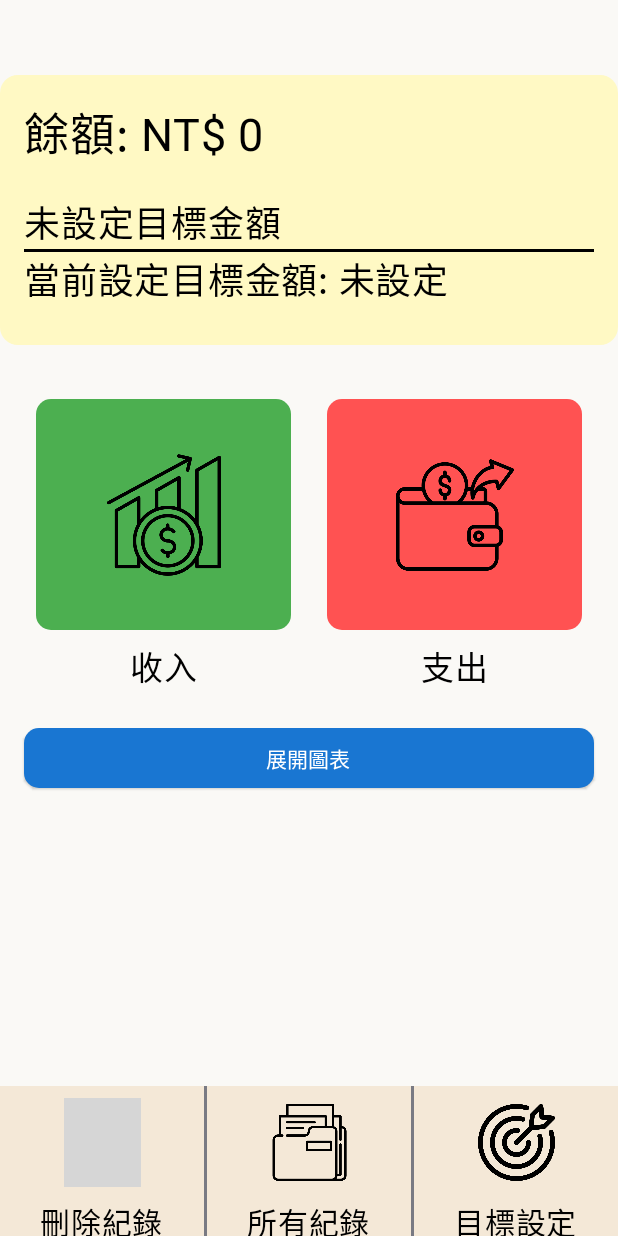
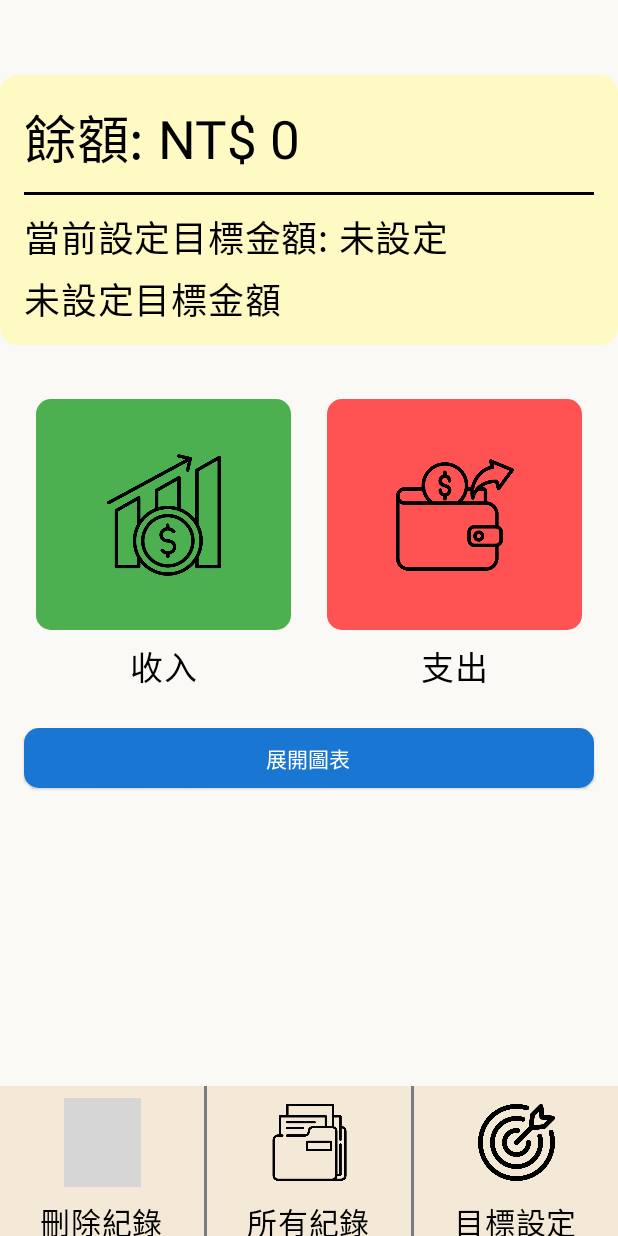
Before and after one commit to CuweiXD/AccountingAssistant, an Android app built with Jetpack Compose: the screen it shows after launch (MainActivity), on a phone screen of 412 x 824 dp. Run offline under Robolectric (Android 15) with nearby library versions, the phone set to English and light mode, and no system bars; libraries missing offline, so code that uses them is left out: kotlin.math.cos, kotlin.math.sin; grey boxes are pictures that could not be loaded.

Commit message:
01/04 update

```diff
--- a/app/src/main/java/com/example/finalproject/MainActivity.kt
+++ b/app/src/main/java/com/example/finalproject/MainActivity.kt
@@ -764,7 +764,7 @@ fun IncomeList(incomeData: List<IncomeRecord>) {
             Text("|", fontSize = 18.sp)
             Text("備註事項", fontSize = 18.sp)
             Text("|", fontSize = 18.sp)
-            Text("時間", fontSize = 18.sp)
+            Text("日期", fontSize = 18.sp)
             Spacer(modifier = Modifier.width(16.dp))
         }
 
@@ -1240,7 +1240,7 @@ fun ExpensePage(navController: NavController, expenseViewModel: ExpenseViewModel
                         Button(
                             onClick = {
                                 if (expenseAmount.isNotEmpty()) {
-                                    if(expenseNote.isEmpty()){
+                                    if (expenseNote.isEmpty()) {
                                         expenseNote = "None"
                                     }
                                     showDialog = true
@@ -1283,7 +1283,7 @@ fun ExpenseList(expenseData: List<ExpenseRecord>) {
             Text("|", fontSize = 18.sp)
             Text("備註事項", fontSize = 18.sp)
             Text("|", fontSize = 18.sp)
-            Text("時間", fontSize = 18.sp)
+            Text("日期", fontSize = 18.sp)
             Spacer(modifier = Modifier.width(16.dp))
         }
 
@@ -1561,7 +1561,7 @@ fun BalanceDisplay(
     ) {
         Text(
             text = "餘額: NT\$ $balance",
-            fontSize = 30.sp,
+            fontSize = 35.sp,
             color = if (balance > 0) {
                 Color.Black
             } else if (balance < 0) {
@@ -1574,19 +1574,21 @@ fun BalanceDisplay(
 
     }
 
-    Spacer(modifier = Modifier.height(20.dp))
+    Spacer(modifier = Modifier.height(10.dp))
+    HorizontalDivider(thickness = 2.dp, color = Color.Black)
+    Spacer(modifier = Modifier.height(10.dp))
+
+    Text(
+        text = TextDisplay2,
+        fontSize = 24.sp
+
+    )
+
+    Spacer(modifier = Modifier.height(5.dp))
 
     Text(
         text = TextDisplay,
         fontSize = 24.sp
-    )
-
-    HorizontalDivider(thickness = 2.dp, color = Color.Black)
-
-    Text(
-        text = TextDisplay2,
-        fontSize = 24.sp
-
     )
 }
 
@@ -1634,7 +1636,7 @@ fun DeleteDataPage(
                 )
             }
 
-            Spacer(modifier = Modifier.height(10.dp))
+            Spacer(modifier = Modifier.height(5.dp))
             HorizontalDivider(thickness = 3.dp, color = Color.Black)
             Box(
                 modifier = Modifier
@@ -1654,7 +1656,7 @@ fun DeleteDataPage(
                         Text("|", fontSize = 18.sp)
                         Text("備註事項", fontSize = 18.sp)
                         Text("|", fontSize = 18.sp)
-                        Text("時間", fontSize = 18.sp)
+                        Text("日期", fontSize = 18.sp)
                         Spacer(modifier = Modifier.width(60.dp))
                     }
 
@@ -1666,7 +1668,7 @@ fun DeleteDataPage(
                         modifier = Modifier
                             .fillMaxWidth()
                             .height(300.dp)
-                            .padding(10.dp)
+                            .padding(start = 10.dp, end = 10.dp, bottom = 10.dp)
                     ) {
                         items(incomeViewModel.incomeList.size) { index ->
                             val item = incomeViewModel.incomeList[index]
@@ -1674,7 +1676,7 @@ fun DeleteDataPage(
                             Row(
                                 modifier = Modifier
                                     .fillMaxWidth()
-                                    .padding(vertical = 10.dp)
+                                    .padding(vertical = 3.dp)
                                     .clickable {
                                         // 點擊時切換選擇狀態
                                         selectedIncomeItems =
@@ -1684,8 +1686,8 @@ fun DeleteDataPage(
                                                 selectedIncomeItems + index
                                             }
                                     },
-                                //horizontalArrangement = Arrangement.SpaceBetween
-                                horizontalArrangement = Arrangement.SpaceEvenly
+                                horizontalArrangement = Arrangement.SpaceEvenly,
+                                verticalAlignment = Alignment.CenterVertically
                             ) {
                                 Text(
                                     modifier = Modifier.weight(1f),
@@ -1709,6 +1711,7 @@ fun DeleteDataPage(
                                     color = Color.Black
                                 )
                                 Checkbox(
+                                    modifier = Modifier.weight(0.3f),
                                     checked = selectedIncomeItems.contains(index),
                                     onCheckedChange = { isChecked ->
                                         selectedIncomeItems = if (isChecked) {
@@ -1748,7 +1751,7 @@ fun DeleteDataPage(
                         Text("|", fontSize = 18.sp)
                         Text("備註事項", fontSize = 18.sp)
                         Text("|", fontSize = 18.sp)
-                        Text("時間", fontSize = 18.sp)
+                        Text("日期", fontSize = 18.sp)
                         Spacer(modifier = Modifier.width(60.dp))
                     }
 
@@ -1760,7 +1763,7 @@ fun DeleteDataPage(
                         modifier = Modifier
                             .fillMaxWidth()
                             .height(300.dp)
-                            .padding(10.dp)
+                            .padding(start = 10.dp, end = 10.dp, bottom = 10.dp)
                     ) {
                         items(expenseViewModel.expenseList.size) { index ->
                             val item = expenseViewModel.expenseList[index]
@@ -1768,10 +1771,9 @@ fun DeleteDataPage(
                             Row(
                                 modifier = Modifier
                                     .fillMaxWidth()
-                                    .padding(vertical = 10.dp)
+                                    .padding(vertical = 3.dp)
                                     .clickable {
                                         // 點擊時切換選擇狀態
-
                                         selectedExpenseItems =
                                             if (selectedExpenseItems.contains(index)) {
                                                 selectedExpenseItems - index
@@ -1779,7 +1781,8 @@ fun DeleteDataPage(
                                                 selectedExpenseItems + index
                                             }
                                     },
-                                horizontalArrangement = Arrangement.SpaceEvenly
+                                horizontalArrangement = Arrangement.SpaceEvenly,
+                                verticalAlignment = Alignment.CenterVertically
                             ) {
                                 Text(
                                     modifier = Modifier.weight(1f),
@@ -1803,6 +1806,7 @@ fun DeleteDataPage(
                                     color = Color.Black
                                 )
                                 Checkbox(
+                                    modifier = Modifier.weight(0.3f),
                                     checked = selectedExpenseItems.contains(index),
                                     onCheckedChange = { isChecked ->
                                         val expenseIndex = index + incomeViewModel.incomeList.size
@@ -1820,7 +1824,7 @@ fun DeleteDataPage(
                     }
                 }
             }
-            HorizontalDivider(thickness = 3.dp, color = Color.Black)
+            HorizontalDivider(thickness = 2.dp, color = Color.Black)
         }
 
 
@@ -2137,7 +2141,7 @@ fun AllRecord(
                             modifier = Modifier
                                 .fillMaxWidth()
                                 .padding(vertical = 8.dp),
-                            horizontalArrangement = Arrangement.SpaceBetween
+                            horizontalArrangement = Arrangement.SpaceEvenly
                         ) {
                             val amount = item.first
                             val description = item.second
@@ -2146,20 +2150,23 @@ fun AllRecord(
 
                             // 根據類型顯示顏色和符號
                             Text(
+                                modifier = Modifier.weight(1f),
                                 text = if (type == "income") "+$amount 元" else "-$amount 元",
-                                fontSize = 25.sp,
+                                fontSize = 20.sp,
                                 textAlign = TextAlign.Start,
                                 color = if (type == "income") Color.Green else Color.Red
                             )
                             Text(
+                                modifier = Modifier.weight(1f),
                                 text = description,
-                                fontSize = 25.sp,
+                                fontSize = 20.sp,
                                 textAlign = TextAlign.Center,
                                 color = Color.Black
                             )
                             Text(
+                                modifier = Modifier.weight(1f),
                                 text = date,
-                                fontSize = 25.sp,
+                                fontSize = 20.sp,
                                 textAlign = TextAlign.End,
                                 color = Color.Black
                             )
@@ -2656,7 +2663,7 @@ fun PieChart(
     val expensePercentage = (totalExpense.toFloat() / totalAmount) * 360f
 
     // Pie Chart 顏色設定
-    val colors = listOf( Color(0xFF4CAF50), Color(0xFFFF5252))
+    val colors = listOf(Color(0xFF4CAF50), Color(0xFFFF5252))
 
     // 繪製 Pie Chart
     Canvas(modifier = modifier.size(280.dp)) {
@@ -2722,9 +2729,6 @@ fun PieChart(
 }
 
 
-
-
-
 @OptIn(ExperimentalAnimationApi::class)
 @Composable
 fun AppNavigation() {
```
